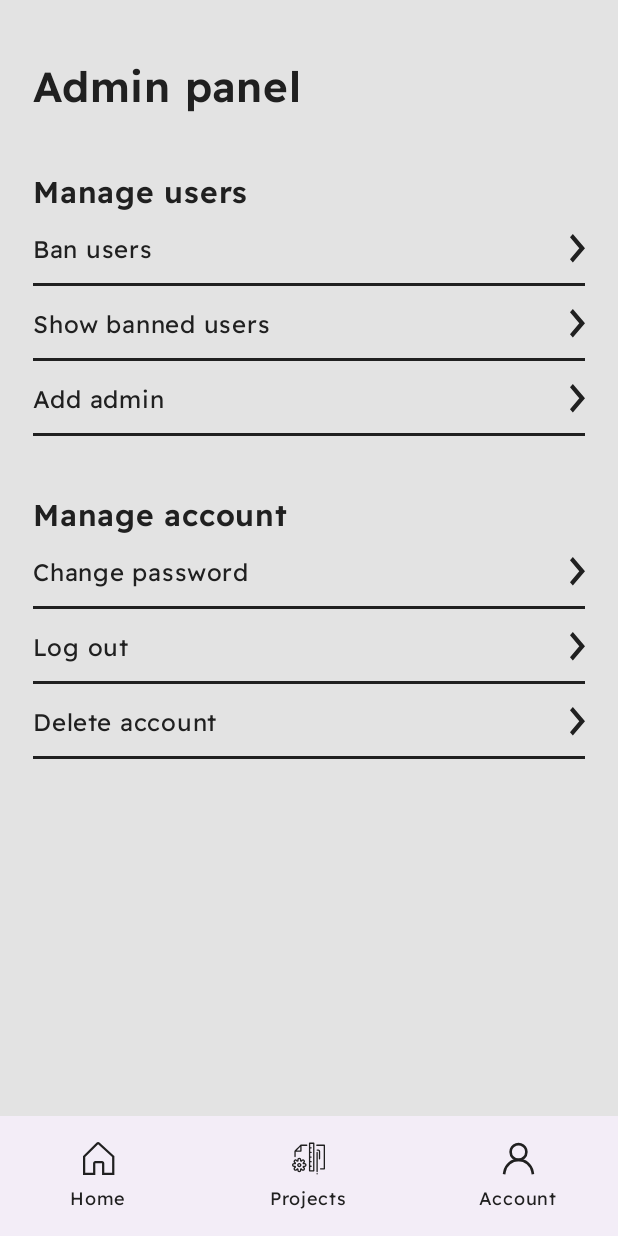
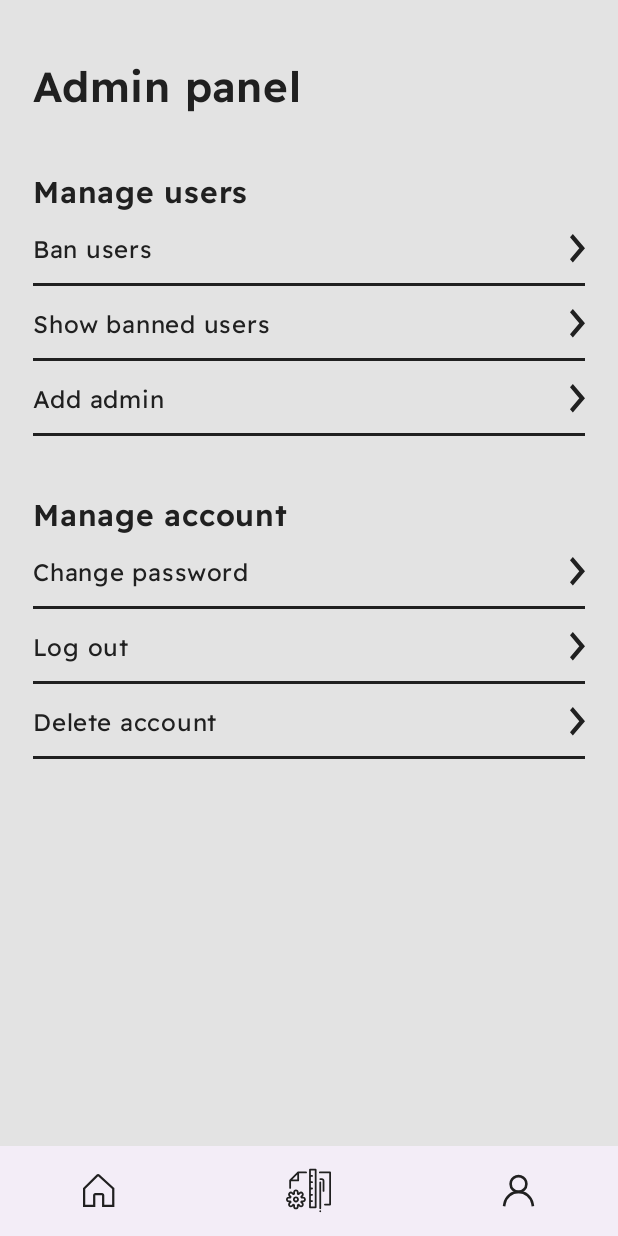
Before and after one commit to przemek06/iot_mobile, an Android app built with Jetpack Compose: the screen it shows after launch (MainActivity), on a phone screen of 412 x 824 dp. Run offline under Robolectric (Android 15) with nearby library versions, the phone set to English and light mode, and no system bars.

Commit message:
bottom bar ui fix

```diff
--- a/frontend/app/src/main/java/edu/pwr/iotmobile/androidimcs/ui/navigation/BottomNavigationBar.kt
+++ b/frontend/app/src/main/java/edu/pwr/iotmobile/androidimcs/ui/navigation/BottomNavigationBar.kt
@@ -7,12 +7,13 @@ import androidx.compose.animation.AnimatedVisibility
 import androidx.compose.animation.slideInVertically
 import androidx.compose.animation.slideOutVertically
 import androidx.compose.foundation.Image
+import androidx.compose.foundation.layout.height
+import androidx.compose.foundation.layout.size
 import androidx.compose.material3.ExperimentalMaterial3Api
 import androidx.compose.material3.MaterialTheme
 import androidx.compose.material3.NavigationBar
 import androidx.compose.material3.NavigationBarItem
 import androidx.compose.material3.Scaffold
-import androidx.compose.material3.Text
 import androidx.compose.runtime.Composable
 import androidx.compose.runtime.getValue
 import androidx.compose.ui.Modifier
@@ -23,6 +24,7 @@ import androidx.compose.ui.res.stringResource
 import androidx.navigation.NavDestination.Companion.hierarchy
 import androidx.navigation.NavHostController
 import androidx.navigation.compose.currentBackStackEntryAsState
+import edu.pwr.iotmobile.androidimcs.ui.theme.Dimensions
 
 private val SCREENS_WITHOUT_BOTTOM_BAR = listOf(
     Screen.Login.path,
@@ -36,7 +38,6 @@ private val SCREENS_WITHOUT_BOTTOM_BAR = listOf(
 fun BottomNavigationBar(
     navController: NavHostController,
 ) {
-//    var bottomBarState by rememberSaveable { (mutableStateOf(true)) }
     val bottomNavItems = listOf(
         Screen.Main,
         Screen.Projects,
@@ -61,26 +62,21 @@ fun BottomNavigationBar(
                 enter = slideInVertically(initialOffsetY = { s -> s } ),
                 exit = slideOutVertically(targetOffsetY = { t -> t } )
             ) {
-                NavigationBar {
+                NavigationBar(modifier = Modifier.height(Dimensions.space60)) {
                     bottomNavItems.forEach { screen ->
+                        val iconSize =
+                            if (screen.path == Screen.Projects.path) Dimensions.space30
+                            else Dimensions.space22
                         NavigationBarItem(
                             modifier = Modifier.testTag(screen.tag),
                             icon = {
                                 if (screen.icon != null && screen.description != null)
                                     Image(
+                                        modifier = Modifier.size(iconSize),
                                         painter = painterResource(id = screen.icon),
                                         contentDescription = stringResource(id = screen.description),
                                         colorFilter = ColorFilter.tint(color = MaterialTheme.colorScheme.onBackground)
                                     )
-                            },
-                            label = {
-                                screen.label?.let {
-                                    Text(
-                                        text = stringResource(id = it),
-                                        style = MaterialTheme.typography.bodySmall,
-                                        color = MaterialTheme.colorScheme.onBackground
-                                    )
-                                }
                             },
                             alwaysShowLabel = true,
                             selected = currentDestination?.hierarchy?.any { it.route == screen.path } == true,
```
